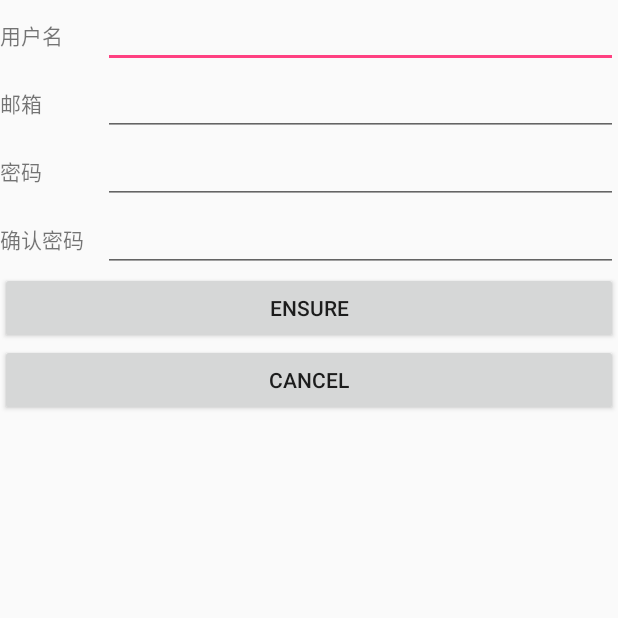
After one commit to Kasiea/GreenearTech, an Android app: the RegisterActivity screen opened directly, with no data from a screen before it, on a phone screen of 412 x 824 dp, the top half of it. The commit adds this screen. Run offline under Robolectric (Android 15) with nearby library versions, the phone set to English and light mode, and no system bars.

Commit message:
add RegisterActivity

```diff
--- a/app/src/main/AndroidManifest.xml
+++ b/app/src/main/AndroidManifest.xml
@@ -72,6 +72,8 @@
         <activity android:name=".BmsData"/>
         <activity android:name=".Map"/>
         <activity android:name=".BatteryStatus"/>
+        <activity android:name=".LoginActivity"/>
+        <activity android:name=".RegisterActivity"/>
 
         <activity android:name=".BNDemoGuideActivity"
             android:configChanges="orientation|screenSize|keyboard|keyboardHidden"
--- /dev/null
+++ b/app/src/main/java/com/greenear/yeqinglu/greeneartech/RegisterActivity.java
@@ -0,0 +1,17 @@
+package com.greenear.yeqinglu.greeneartech;
+
+import android.app.Activity;
+import android.os.Bundle;
+
+/**
+ * Created by yeqing.lu on 2016/11/5.
+ */
+
+public class RegisterActivity extends Activity {
+
+    @Override
+    protected void onCreate(Bundle savedInstanceState) {
+        super.onCreate(savedInstanceState);
+        setContentView(R.layout.register_activity);
+    }
+}
--- a/app/src/main/res/layout/login_activity.xml
+++ b/app/src/main/res/layout/login_activity.xml
@@ -20,6 +20,7 @@
             android:layout_width="match_parent"
             android:layout_height="wrap_content"
             android:layout_weight="1"
+            android:scrollHorizontally="true"
             />
 
     </LinearLayout>
@@ -40,6 +41,8 @@
             android:layout_width="match_parent"
             android:layout_height="wrap_content"
             android:layout_weight="1"
+            android:password="true"
+            android:scrollHorizontally="true"
             />
 
     </LinearLayout>
--- /dev/null
+++ b/app/src/main/res/layout/register_activity.xml
@@ -0,0 +1,92 @@
+<?xml version="1.0" encoding="utf-8"?>
+<LinearLayout xmlns:android="http://schemas.android.com/apk/res/android"
+    android:orientation="vertical"
+    android:layout_width="match_parent"
+    android:layout_height="match_parent"
+    >
+
+    <LinearLayout
+        android:layout_width="match_parent"
+        android:layout_height="wrap_content"
+        android:orientation="horizontal">
+    <TextView
+        android:layout_width="match_parent"
+        android:layout_height="wrap_content"
+        android:layout_weight="5"
+        android:text="用户名"/>
+
+    <EditText
+        android:id="@+id/username"
+        android:layout_width="match_parent"
+        android:layout_height="wrap_content"
+        android:layout_weight="1"/>
+
+    </LinearLayout>
+
+    <LinearLayout
+        android:layout_width="match_parent"
+        android:layout_height="wrap_content"
+        android:orientation="horizontal">
+        <TextView
+            android:layout_width="match_parent"
+            android:layout_height="wrap_content"
+            android:layout_weight="5"
+            android:text="邮箱"/>
+
+        <EditText
+            android:id="@+id/email"
+            android:layout_width="match_parent"
+            android:layout_height="wrap_content"
+            android:layout_weight="1"/>
+
+    </LinearLayout>
+
+    <LinearLayout
+        android:layout_width="match_parent"
+        android:layout_height="wrap_content"
+        android:orientation="horizontal">
+        <TextView
+            android:layout_width="match_parent"
+            android:layout_height="wrap_content"
+            android:layout_weight="5"
+            android:text="密码"/>
+
+        <EditText
+            android:id="@+id/password"
+            android:layout_width="match_parent"
+            android:layout_height="wrap_content"
+            android:layout_weight="1"/>
+
+    </LinearLayout>
+
+    <LinearLayout
+        android:layout_width="match_parent"
+        android:layout_height="wrap_content"
+        android:orientation="horizontal">
+        <TextView
+            android:layout_width="match_parent"
+            android:layout_height="wrap_content"
+            android:layout_weight="5"
+            android:text="确认密码"/>
+
+        <EditText
+            android:id="@+id/password_sure"
+            android:layout_width="match_parent"
+            android:layout_height="wrap_content"
+            android:layout_weight="1"/>
+
+    </LinearLayout>
+
+    <Button
+        android:id="@+id/ensure"
+        android:layout_width="match_parent"
+        android:layout_height="wrap_content"
+        android:text="Ensure"/>
+
+    <Button
+        android:id="@+id/Cancel"
+        android:layout_width="match_parent"
+        android:layout_height="wrap_content"
+        android:text="Cancel"/>
+
+</LinearLayout>
```
